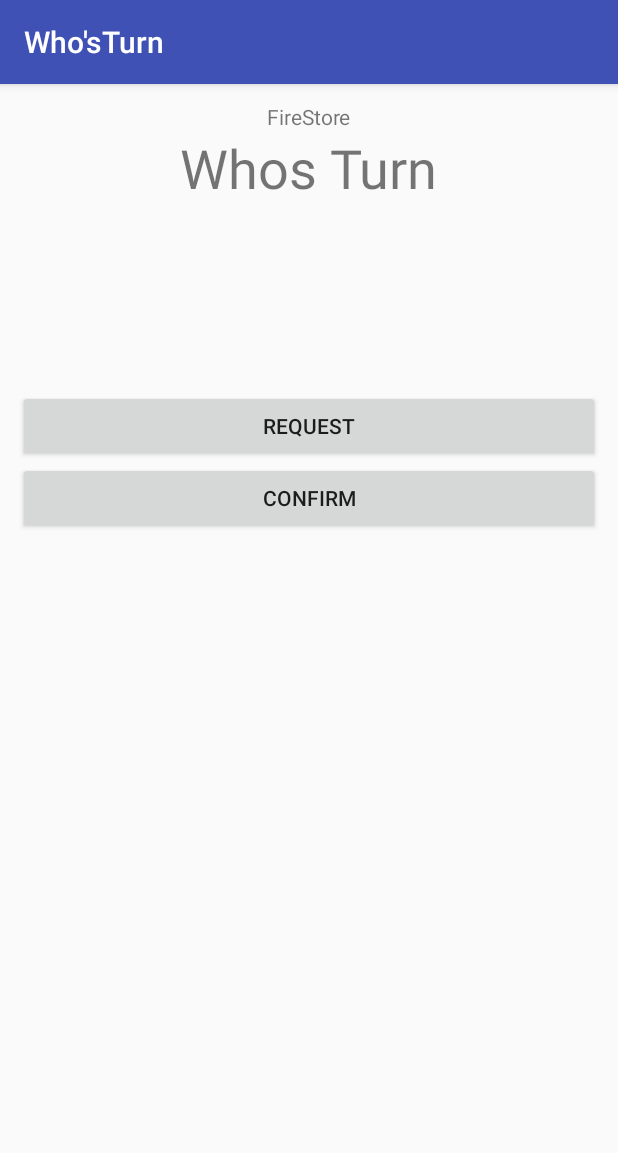
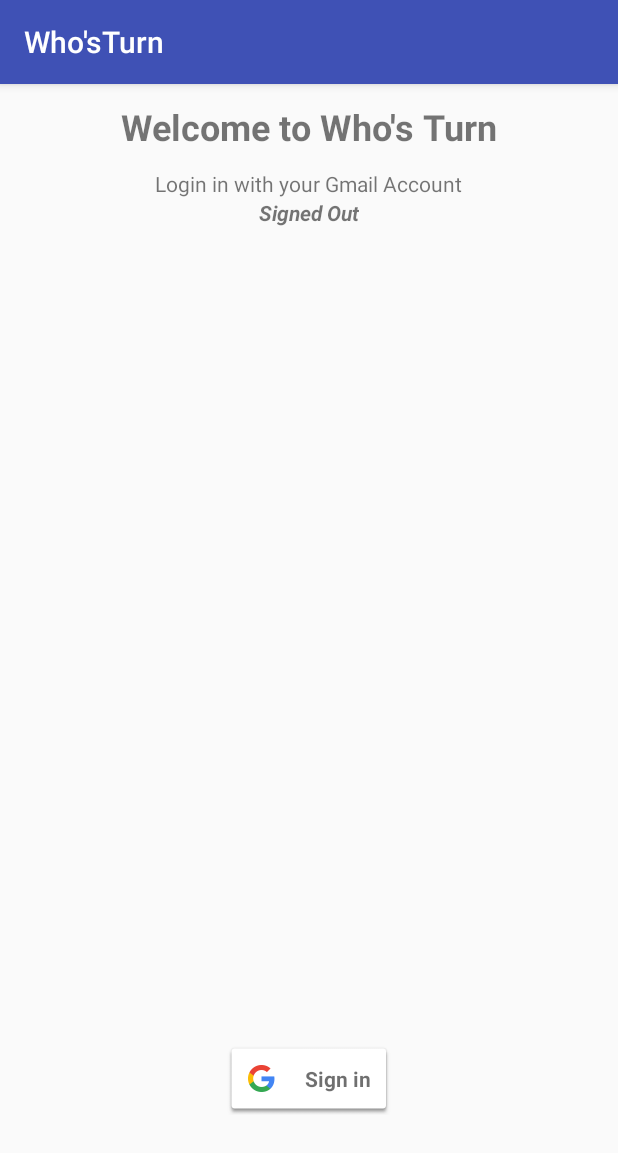
Before and after one commit to vikaspal210/WhosTurnAndroidProject, an Android app: the screen it shows after launch (MainActivity before the commit, LoginActivity after it), on a phone screen of 412 x 824 dp. Shown: the top 1153 px of the screen. Run offline under Robolectric (Android 15) with nearby library versions, the phone set to English and light mode, and no system bars; our stand-ins replace Firebase (no records; nobody signed in at launch, a user with empty details on screens opened directly).

Commit message:
Firebase Auth Google Sign In added WORKING

```diff
--- a/app/src/main/AndroidManifest.xml
+++ b/app/src/main/AndroidManifest.xml
@@ -9,7 +9,8 @@
         android:roundIcon="@mipmap/ic_launcher_round"
         android:supportsRtl="true"
         android:theme="@style/AppTheme">
-        <activity android:name=".MainActivity">
+        <activity android:name=".MainActivity" />
+        <activity android:name=".LoginActivity">
             <intent-filter>
                 <action android:name="android.intent.action.MAIN" />
 
--- /dev/null
+++ b/app/src/main/java/com/example/cas/whosturn/LoginActivity.java
@@ -0,0 +1,187 @@
+package com.example.cas.whosturn;
+
+import android.content.Intent;
+import android.support.annotation.NonNull;
+import android.support.v7.app.AppCompatActivity;
+import android.os.Bundle;
+import android.util.Log;
+import android.view.View;
+import android.widget.TextView;
+import android.widget.Toast;
+
+import com.google.android.gms.auth.api.signin.GoogleSignInAccount;
+import com.google.android.gms.auth.api.signin.GoogleSignInClient;
+import com.google.android.gms.auth.api.signin.GoogleSignInOptions;
+import com.google.android.gms.common.api.ApiException;
+import com.google.android.gms.tasks.OnCompleteListener;
+import com.google.android.gms.tasks.Task;
+import com.google.firebase.auth.AuthCredential;
+import com.google.firebase.auth.AuthResult;
+import com.google.firebase.auth.FirebaseAuth;
+import com.google.firebase.auth.FirebaseUser;
+import com.google.firebase.auth.GoogleAuthProvider;
+
+public class LoginActivity extends BaseActivity implements View.OnClickListener {
+
+    private static final String TAG = "GoogleSignIn";
+    private static final int RC_SIGN_IN = 9001;
+    //declare instance of FirebaseAuth
+    private FirebaseAuth mAuth;
+
+    //Google Sign In Client
+    GoogleSignInClient mGoogleSignInClient;
+    private TextView mStatusTextView;
+    private TextView mTitleMessageTextView;
+
+
+    @Override
+    protected void onCreate(Bundle savedInstanceState) {
+        super.onCreate(savedInstanceState);
+        setContentView(R.layout.activity_login);
+
+        // Views
+        mStatusTextView = findViewById(R.id.status);
+        mTitleMessageTextView=findViewById(R.id.title_message);
+
+        // Button listeners
+        findViewById(R.id.sign_in_button).setOnClickListener(this);
+        findViewById(R.id.sign_out_button).setOnClickListener(this);
+        findViewById(R.id.disconnect_button).setOnClickListener(this);
+
+        //initialize FirebaseAuth instance
+        // Configure sign-in to request the user's ID, email address, and basic
+        // profile. ID and basic profile are included in DEFAULT_SIGN_IN.
+        GoogleSignInOptions googleSignInOptions = new GoogleSignInOptions.Builder(GoogleSignInOptions.DEFAULT_SIGN_IN)
+                .requestIdToken(getString(R.string.default_web_client_id))
+                .requestEmail()
+                .build();
+
+        mGoogleSignInClient= com.google.android.gms.auth.api.signin.GoogleSignIn.getClient(this,googleSignInOptions);
+        mAuth=FirebaseAuth.getInstance();
+    }//onCreate() END
+
+    //onStart
+    @Override
+    protected void onStart() {
+        super.onStart();
+        // Check if user is signed in (non-null) and update UI accordingly.
+        FirebaseUser currentUser = mAuth.getCurrentUser();
+        updateUI(currentUser);
+    }//onStart() END
+
+    //onActivityResult()
+    @Override
+    protected void onActivityResult(int requestCode, int resultCode, Intent data) {
+        super.onActivityResult(requestCode, resultCode, data);
+        // Result returned from launching the Intent from GoogleSignInApi.getSignInIntent(...);
+        if(requestCode==RC_SIGN_IN){
+            Task<GoogleSignInAccount> task = com.google.android.gms.auth.api.signin.GoogleSignIn.getSignedInAccountFromIntent(data);
+            try {
+                // Google Sign In was successful, authenticate with Firebase
+                GoogleSignInAccount account = task.getResult(ApiException.class);
+
+                //firbaseAuthentication using google credentials
+                firebaseAuthWithGoogle(account);
+            }catch (ApiException e){
+                // Google Sign In failed, update UI appropriately
+                Log.w(TAG, "Google sign in failed", e);
+                updateUI(null);
+            }
+        }
+    }//onActivityResult() END
+
+    //firebase Authentication with Google
+    private void firebaseAuthWithGoogle(GoogleSignInAccount acct){
+        Log.d(TAG, "firebaseAuthWithGoogle:" + acct.getId());
+        showProgressDialog();
+
+        AuthCredential credential = GoogleAuthProvider.getCredential(acct.getIdToken(),null);
+        mAuth.signInWithCredential(credential)
+                .addOnCompleteListener(this, new OnCompleteListener<AuthResult>() {
+                    @Override
+                    public void onComplete(@NonNull Task<AuthResult> task) {
+                        if(task.isSuccessful()){
+                            // Sign in success, update UI with the signed-in user's information
+                            Log.d(TAG, "signInWithCredential:success");
+                            FirebaseUser user=mAuth.getCurrentUser();
+                            updateUI(user);
+                        }else{
+                            // If sign in fails, display a message to the user.
+                            Log.w(TAG, "signInWithCredential:failure", task.getException());
+                            Toast.makeText(LoginActivity.this, "Authentication Failed", Toast.LENGTH_SHORT).show();
+                            updateUI(null);
+                        }
+                        hideProgressDialog();
+                    }
+                });
+    }//firebase auth with google END
+
+    //signIn() method
+    private void signIn(){
+        Intent signInIntent=mGoogleSignInClient.getSignInIntent();
+        startActivityForResult(signInIntent,RC_SIGN_IN);
+    }//signIn() END
+
+    //signOut() method
+    private void signOut(){
+        //Firebase sign out
+        mAuth.signOut();
+
+        //Google sign out
+        mGoogleSignInClient.signOut().addOnCompleteListener(this,
+                new OnCompleteListener<Void>() {
+                    @Override
+                    public void onComplete(@NonNull Task<Void> task) {
+                        updateUI(null);
+                    }
+                });
+    }//signOut() END
+
+    //revokeAccess() method
+    private void revokeAccess() {
+        // Firebase sign out
+        mAuth.signOut();
+
+        // Google revoke access
+        mGoogleSignInClient.revokeAccess().addOnCompleteListener(this,
+                new OnCompleteListener<Void>() {
+                    @Override
+                    public void onComplete(@NonNull Task<Void> task) {
+                        updateUI(null);
+                    }
+                });
+    }//revokeAccess() END
+
+    private void updateUI(FirebaseUser currentLoggedUser){
+        hideProgressDialog();
+        if(currentLoggedUser!=null){
+            mStatusTextView.setText(getString(R.string.google_status_fmt,currentLoggedUser.getDisplayName()));
+            mTitleMessageTextView.setText(R.string.title_message_logged_in);
+
+            findViewById(R.id.sign_in_button).setVisibility(View.GONE);
+            findViewById(R.id.sign_out_and_disconnect).setVisibility(View.VISIBLE);
+        }else{
+            mStatusTextView.setText("Signed Out");
+            mTitleMessageTextView.setText(R.string.title_message_logged_out);
+
+            findViewById(R.id.sign_in_button).setVisibility(View.VISIBLE);
+            findViewById(R.id.sign_out_and_disconnect).setVisibility(View.GONE);
+        }
+    }
+
+
+
+    //onClick implemented here
+    @Override
+    public void onClick(View v) {
+        int i=v.getId();
+        if(i==R.id.sign_in_button){
+            signIn();
+        }else if(i==R.id.sign_out_button){
+            signOut();
+        }else if(i==R.id.disconnect_button){
+            revokeAccess();
+        }
+
+    }
+}
--- /dev/null
+++ b/app/src/main/res/layout/activity_login.xml
@@ -0,0 +1,88 @@
+<?xml version="1.0" encoding="utf-8"?>
+<LinearLayout xmlns:android="http://schemas.android.com/apk/res/android"
+    xmlns:app="http://schemas.android.com/apk/res-auto"
+    xmlns:tools="http://schemas.android.com/tools"
+    android:layout_width="match_parent"
+    android:layout_height="match_parent"
+    android:orientation="vertical"
+    android:gravity="center"
+    android:padding="12dp"
+    tools:context=".LoginActivity">
+    <LinearLayout
+        android:layout_width="match_parent"
+        android:layout_height="0dp"
+        android:layout_weight="3"
+        android:gravity="center_horizontal"
+        android:orientation="vertical">
+
+
+
+        <TextView
+            android:id="@+id/title_text"
+            android:layout_width="wrap_content"
+            android:layout_height="wrap_content"
+            android:layout_marginBottom="12dp"
+            android:text="@string/title_text"
+            android:textSize="24sp"
+            android:textStyle="bold"/>
+
+        <TextView
+            android:id="@+id/title_message"
+            android:layout_width="wrap_content"
+            android:layout_height="wrap_content"
+            android:text="message"/>
+        <TextView
+            android:id="@+id/status"
+            android:layout_width="wrap_content"
+            android:layout_height="wrap_content"
+            android:text="Signed Out"
+            android:textStyle="bold|italic"/>
+
+
+    </LinearLayout>
+
+
+    <RelativeLayout
+        android:layout_width="fill_parent"
+        android:layout_height="0dp"
+        android:layout_weight="1">
+
+        <com.google.android.gms.common.SignInButton
+            android:id="@+id/sign_in_button"
+            android:layout_width="wrap_content"
+            android:layout_height="wrap_content"
+            android:layout_centerInParent="true"
+            android:visibility="visible"
+            tools:visibility="gone" />
+
+        <LinearLayout
+            android:id="@+id/sign_out_and_disconnect"
+            android:layout_width="fill_parent"
+            android:layout_height="wrap_content"
+            android:layout_centerInParent="true"
+            android:orientation="horizontal"
+            android:paddingLeft="16dp"
+            android:paddingRight="16dp"
+            android:visibility="gone"
+            tools:visibility="visible">
+
+            <Button
+                android:id="@+id/sign_out_button"
+                style="@style/Widget.AppCompat.Button.Colored"
+                android:layout_width="0dp"
+                android:layout_height="wrap_content"
+                android:layout_weight="1"
+                android:text="Sign Out"/>
+
+            <Button
+                android:id="@+id/disconnect_button"
+                style="@style/Widget.AppCompat.Button.Colored"
+                android:layout_width="0dp"
+                android:layout_height="wrap_content"
+                android:layout_weight="1"
+                android:text="Disconnect" />
+        </LinearLayout>
+
+    </RelativeLayout>
+
+</LinearLayout>
--- a/app/src/main/res/values/strings.xml
+++ b/app/src/main/res/values/strings.xml
@@ -1,3 +1,8 @@
 <resources>
     <string name="app_name">Who\'sTurn</string>
+    <string name="loading">Loading…</string>
+    <string name="title_text">Welcome to Who\'s Turn</string>
+    <string name="google_status_fmt">Google User: %s</string>
+    <string name="title_message_logged_out">Login in with your Gmail Account</string>
+    <string name="title_message_logged_in">Logged in with… </string>
 </resources>
--- a/build.gradle
+++ b/build.gradle
@@ -12,7 +12,7 @@ buildscript {
 
         // NOTE: Do not place your application dependencies here; they belong
         // in the individual module build.gradle files
-        classpath 'com.google.gms:google-services:3.1.1'
+        classpath 'com.google.gms:google-services:4.1.0'
     }
 }
 
```
Also changed, not shown: app/build.gradle (+6 -1 lines), app/src/main/java/com/example/cas/whosturn/BaseActivity.java (added, +42 -0 lines).
